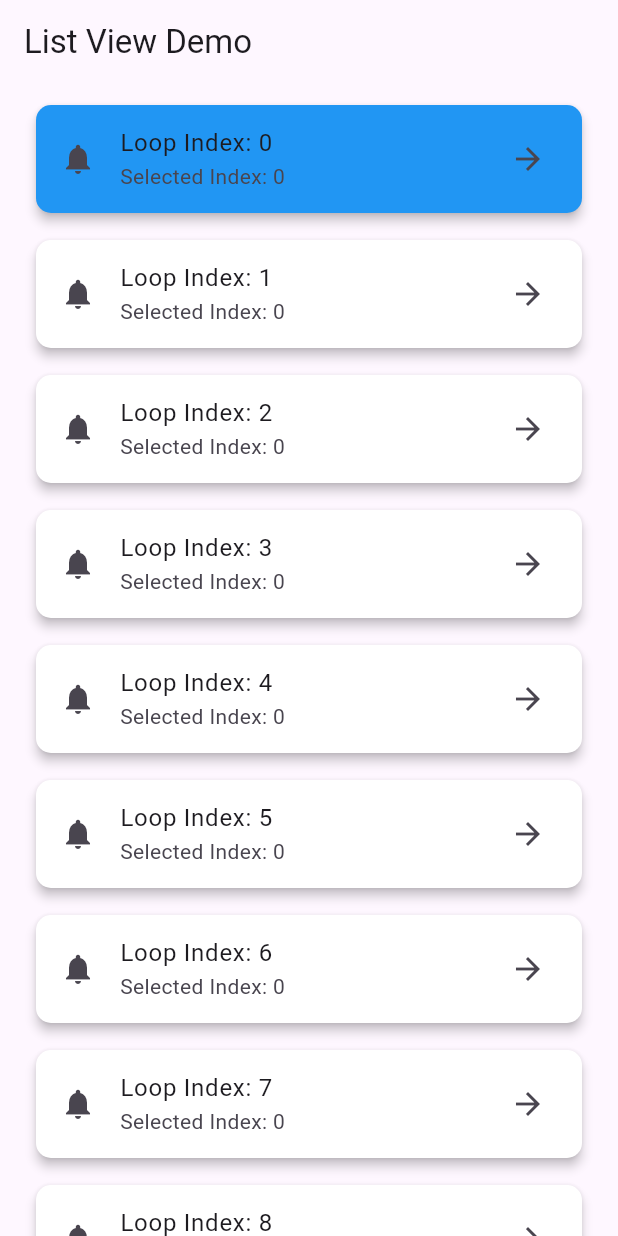
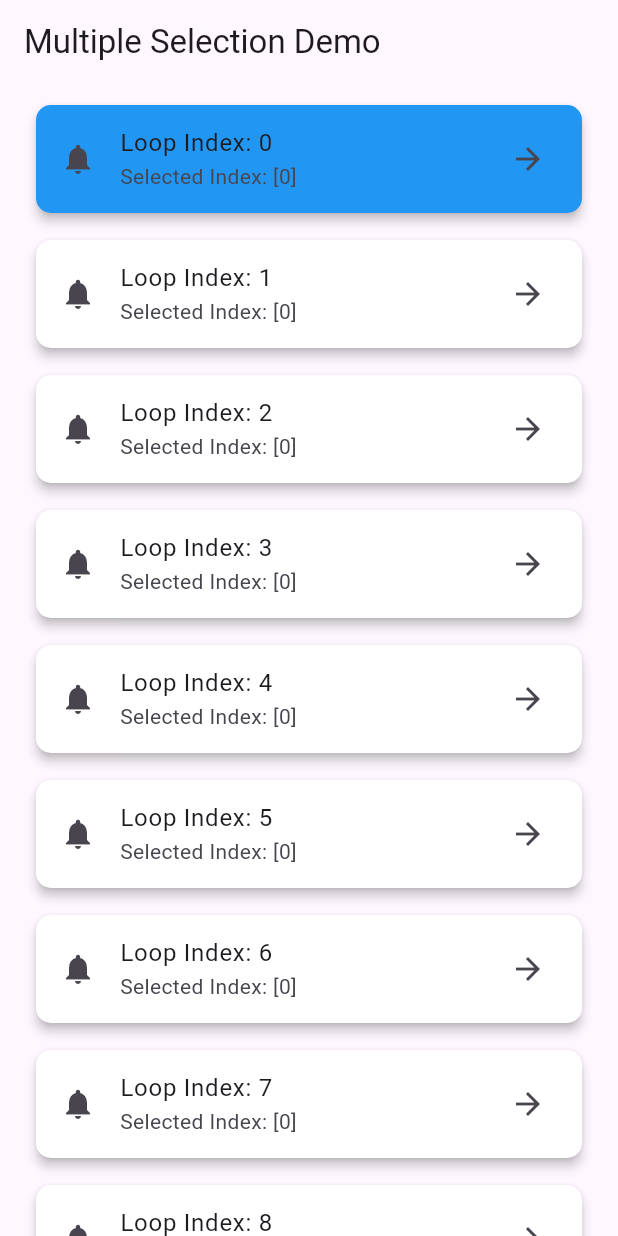
Before and after one commit to MuhammadAliKust/Flutter-B21, a Flutter app: the screen it shows after launch, after a tap on an icon or button, on a phone screen of 412 x 824 dp. Run offline on Flutter 3.47's test engine with Material 3 defaults, Android fonts, the phone set to English and light mode, and no system bars; our stand-ins replace string_validator; network calls fail.

Commit message:
Multiple Selection Done

```diff
--- a/lib/main.dart
+++ b/lib/main.dart
@@ -1,5 +1,6 @@
 import 'package:flutter/material.dart';
 import 'package:flutter_b21/login.dart';
+import 'package:flutter_b21/multiple_selection.dart';
 
 import 'asset_image.dart';
 import 'list_view_demo.dart';
@@ -15,7 +16,7 @@
   @override
   Widget build(BuildContext context) {
     return MaterialApp(
-      home: ListViewDemo(),
+      home: MultipleSelectionDemo(),
       // home: Scaffold(
       //   backgroundColor: Colors.yellow,
       //   appBar: AppBar(
--- /dev/null
+++ b/lib/multiple_selection.dart
@@ -0,0 +1,49 @@
+import 'package:flutter/material.dart';
+
+class MultipleSelectionDemo extends StatefulWidget {
+  MultipleSelectionDemo({super.key});
+
+  @override
+  State<MultipleSelectionDemo> createState() => _MultipleSelectionDemoState();
+}
+
+class _MultipleSelectionDemoState extends State<MultipleSelectionDemo> {
+  List<int> selectedIndex = [];
+
+  @override
+  Widget build(BuildContext context) {
+    return Scaffold(
+      appBar: AppBar(title: Text("Multiple Selection Demo")),
+      body: ListView.builder(
+        itemCount: 10,
+        itemBuilder: (context, i) {
+          return Padding(
+            padding: const EdgeInsets.only(left: 20, right: 20, top: 10),
+            child: Card(
+              elevation: 3,
+              color: selectedIndex.contains(i) ? Colors.blue : Colors.white,
+              shape: RoundedRectangleBorder(
+                borderRadius: BorderRadius.circular(10),
+              ),
+              child: ListTile(
+                onTap: () {
+                  if (selectedIndex.contains(i)) {
+                    selectedIndex.remove(i);
+                  } else {
+                    selectedIndex.add(i);
+                  }
+
+                  setState(() {});
+                },
+                leading: Icon(Icons.notifications),
+                title: Text("Loop Index: $i"),
+                subtitle: Text("Selected Index: $selectedIndex"),
+                trailing: Icon(Icons.arrow_forward),
+              ),
+            ),
+          );
+        },
+      ),
+    );
+  }
+}
```
